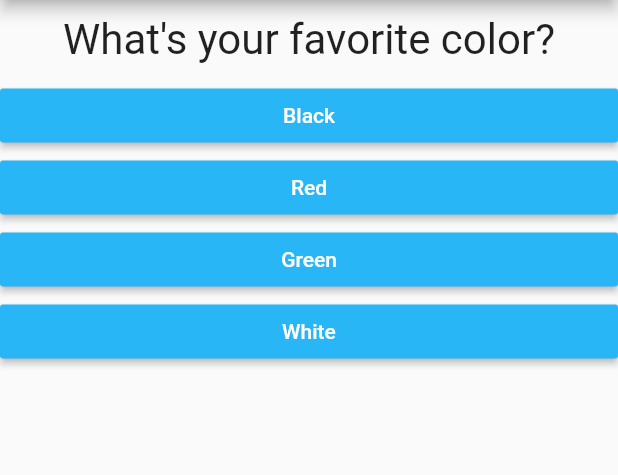
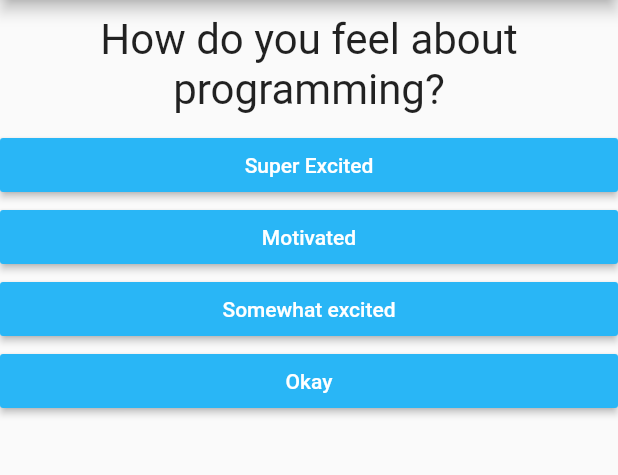
Before and after one commit to waetech/quizapp, a Flutter app: the screen it shows after launch, on a phone screen of 412 x 824 dp, the part 84-559 px from its top. Run offline on Flutter 3.47's test engine with Material 2 defaults, Android fonts, the phone set to English and light mode, and no system bars.

Commit message:
Added more logic, score function and styling

```diff
--- a/lib/main.dart
+++ b/lib/main.dart
@@ -16,21 +16,32 @@ class MyApp extends StatefulWidget {
 
 class _MyAppState extends State<MyApp> {
   final _questions = const [
-    {'questionText': 'What\'s your favorite color?', 'answers': [
-      'Black', 'Red', 'Green', 'White'
+    {'questionText': 'How do you feel about programming?', 'answers': [
+      {'text': 'Super Excited', 'score':  100},
+      {'text': 'Motivated', 'score': 80},
+      {'text': 'Somewhat excited', 'score': 40},
+      {'text': 'Okay', 'score': 10},
     ],},
-    {'questionText': 'What\'s your favorite animal', 'answers': [
-      'Cat', 'Dog', 'Rabbit', 'Bird'
+    {'questionText': 'How often do you practice coding?', 'answers': [
+      {'text': 'Everyday if I could', 'score': 100},
+      {'text': 'Every other day', 'score': 80},
+      {'text': 'A few days here and there', 'score': 30},
+      {'text': 'When I get the chance', 'score': 20},
     ],},
-    {'questionText': 'What is your favorite music?', 'answers': [
-      'Jazz', 'Rock', 'Indie', 'Folk'
+    {'questionText': 'What are your goals in the next 3-5 months?', 'answers': [
+      {'text': 'To get a job as a Software Engineer', 'score': 100},
+      {'text': 'To build a digital product', 'score': 90},
+      {'text': 'To be a millionaire', 'score': 20},
+      {'text': 'I don\'t, know', 'score': 10},
     ],},
   ];
 
   var _questionIndex = 0;
+  var _totalScore = 0;
 
-  void _answerQuestion() {
+  void _answerQuestion(int score) {
 
+    _totalScore = _totalScore + score;
 
     setState(() {
       _questionIndex = _questionIndex + 1;
@@ -52,8 +63,11 @@ class _MyAppState extends State<MyApp> {
           title: Text('My app'),
         ),
         body: _questionIndex < _questions.length
-            ? Quiz(answerQuestion: _answerQuestion, questionIndex: _questionIndex, questions: _questions)
-            : Result(),
+            ? Quiz(
+            answerQuestion: _answerQuestion,
+            questionIndex: _questionIndex,
+            questions: _questions)
+            : Result(_totalScore),
       ),
     );
   }
--- a/lib/quiz.dart
+++ b/lib/quiz.dart
@@ -16,14 +16,14 @@ class Quiz extends StatelessWidget {
 
   @override
   Widget build(BuildContext context) {
-    return  Column(
+    return Column(
       children: <Widget>[
         Question(
           questions[questionIndex]['questionText'],
         ),
-        ...(questions[questionIndex]['answers'] as List<String>)
+        ...(questions[questionIndex]['answers'] as List<Map<String, Object>>)
             .map((answer) {
-          return Answer(answerQuestion, answer);
+          return Answer(() => answerQuestion(answer['score']), answer['text']);
         }).toList()
       ],
     );
```
Also changed, not shown: lib/result.dart (+24 -1 lines).
